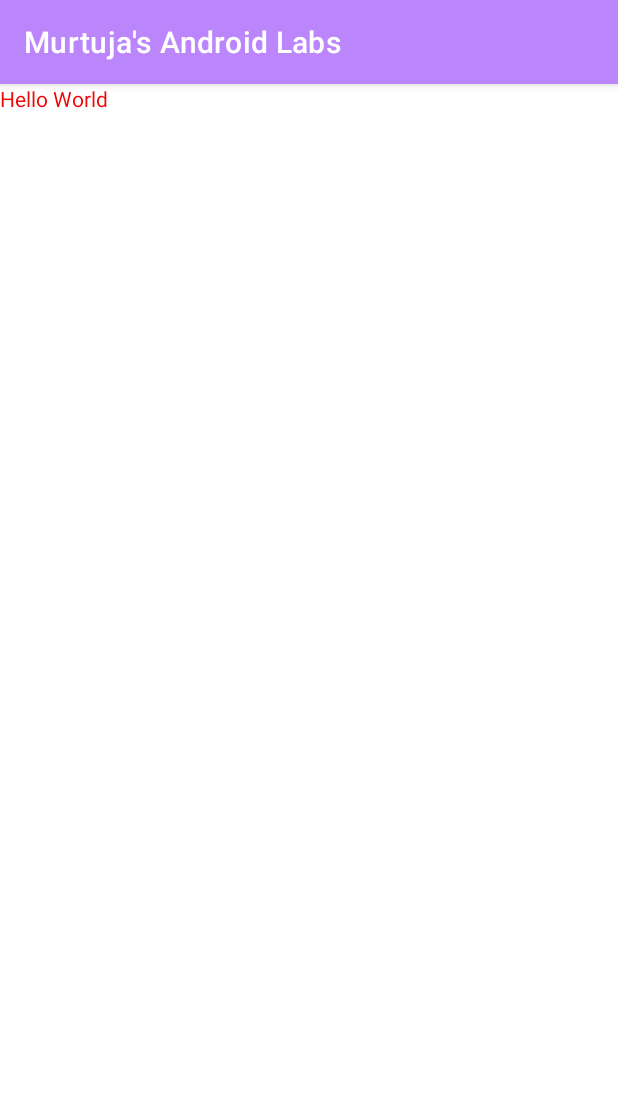
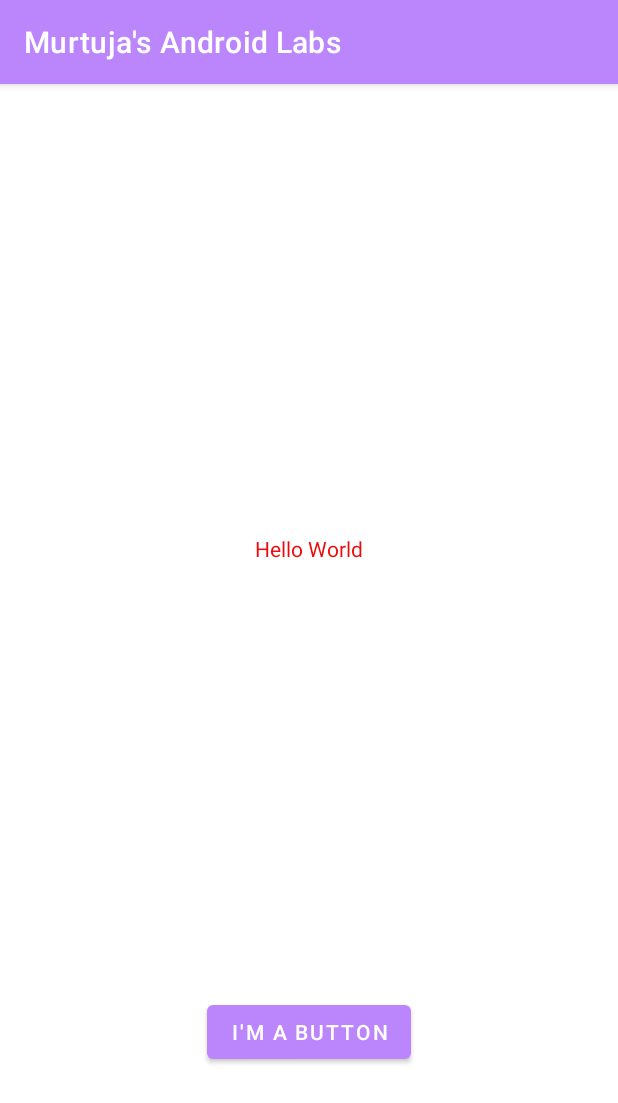
Before and after one commit to Murtuja0004/MurtujaAndroidLab, an Android app: the screen it shows after launch (MainActivity), on a phone screen of 412 x 824 dp. Shown: the top 1103 px of the screen. Run offline under Robolectric (Android 15) with nearby library versions, the phone set to English and light mode, and no system bars.

Commit message:
Third Commit:Added a button and Hindi Language

```diff
--- a/app/src/main/res/layout/activity_main.xml
+++ b/app/src/main/res/layout/activity_main.xml
@@ -1,5 +1,6 @@
 <?xml version="1.0" encoding="utf-8"?>
 <androidx.constraintlayout.widget.ConstraintLayout xmlns:android="http://schemas.android.com/apk/res/android"
+    xmlns:app="http://schemas.android.com/apk/res-auto"
     xmlns:tools="http://schemas.android.com/tools"
     android:layout_width="match_parent"
     android:layout_height="match_parent"
@@ -9,10 +10,23 @@
         android:id="@+id/textview"
         android:layout_width="wrap_content"
         android:layout_height="wrap_content"
+        android:layout_marginTop="300dp"
         android:text="@string/hello_message"
-        tools:ignore="MissingConstraints"
-        tools:layout_editor_absoluteX="64dp"
-        tools:layout_editor_absoluteY="119dp" />
+        app:layout_constraintEnd_toEndOf="parent"
+        app:layout_constraintStart_toStartOf="parent"
+        app:layout_constraintTop_toTopOf="parent"
+        tools:ignore="MissingConstraints" />
+
+    <Button
+        android:layout_width="wrap_content"
+        android:layout_height="wrap_content"
+        android:layout_marginTop="608dp"
+        android:text="@string/button_message"
+        app:layout_constraintEnd_toEndOf="parent"
+        app:layout_constraintHorizontal_bias="0.5"
+        app:layout_constraintStart_toStartOf="parent"
+        app:layout_constraintTop_toTopOf="parent"
+        tools:ignore="MissingConstraints" />
 
 
 </androidx.constraintlayout.widget.ConstraintLayout>
--- a/app/src/main/res/values/strings.xml
+++ b/app/src/main/res/values/strings.xml
@@ -2,6 +2,4 @@
     <string name="app_name">Murtuja\'s Android Labs</string>
     <string name="hello_message">Hello World</string>
     <string name="button_message">I\'m a button</string>
-    <string name="message">Do you like coffee?</string>
-    <string name="hinttext">Write something here</string>
 </resources>
```
Also changed, not shown: 1 other file.
